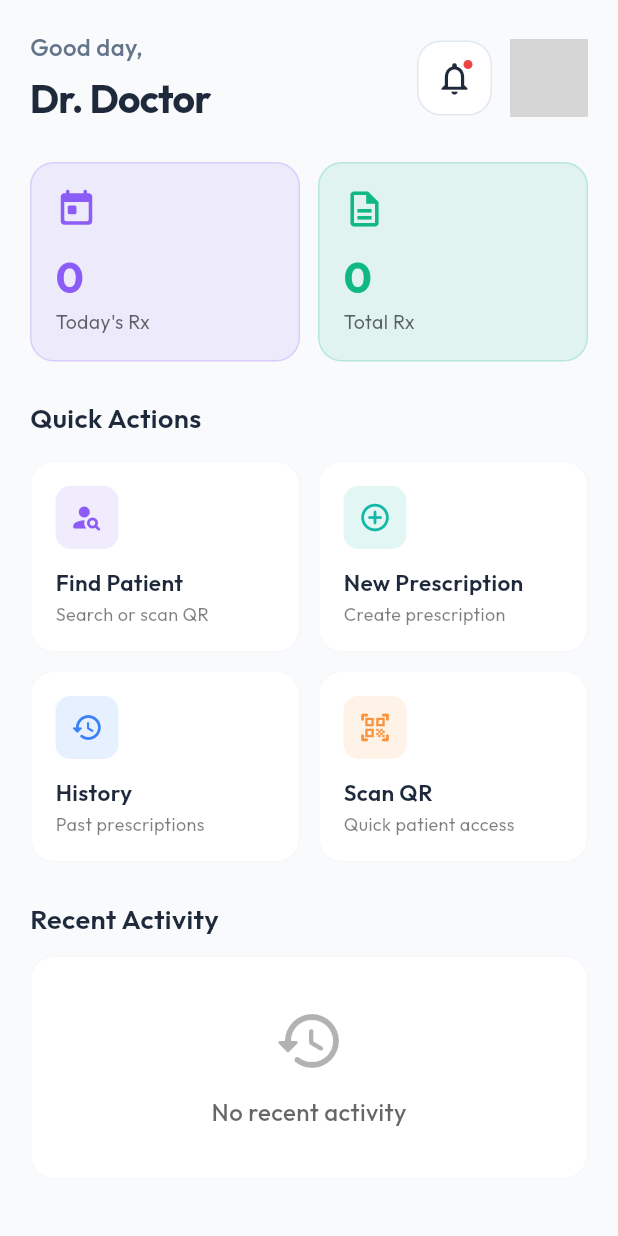
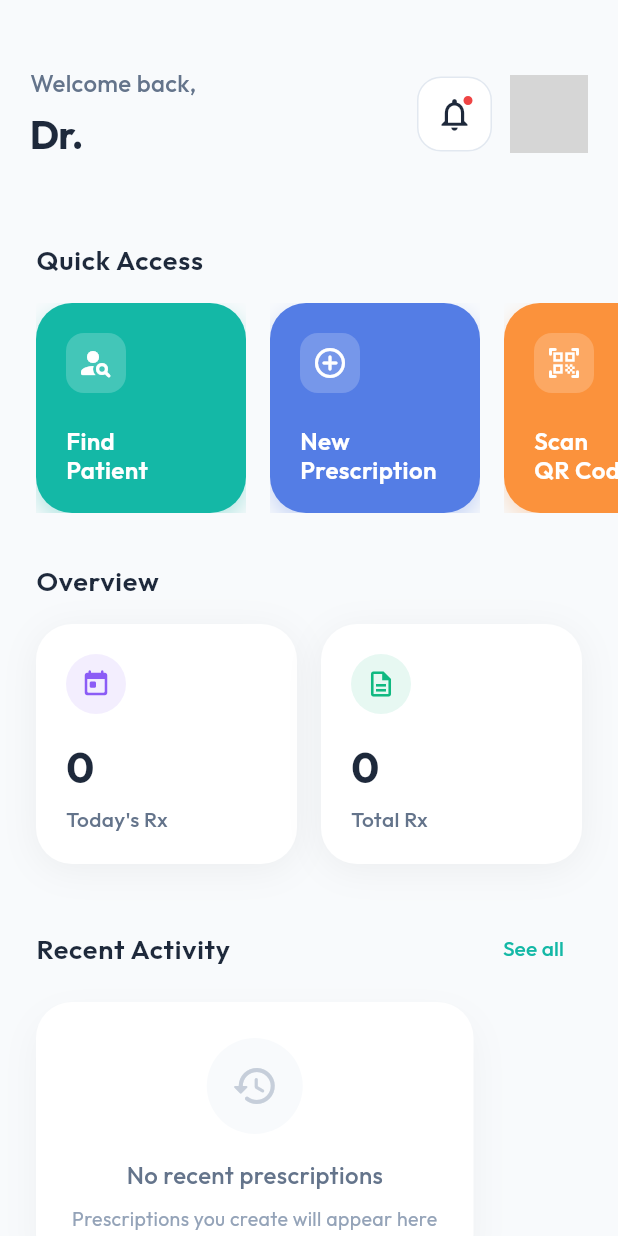
Before and after one commit to ankurrera/Biometrics_medical, a Flutter app: the DoctorDashboardScreen screen opened by its route, on a phone screen of 412 x 824 dp. Run offline on Flutter 3.47's test engine with Material 3 defaults, Android fonts, the phone set to English and light mode, and no system bars; our stand-ins replace flutter_dotenv, flutter_riverpod, flutter_secure_storage, go_router, google_fonts, image_picker and 4 more; missing offline and left inert: mobile_scanner; accounts and stored records are empty; network calls fail; grey boxes are pictures that could not be loaded.

Commit message:
Revamp doctor dashboard UI with modern cards
Replace generic QuickActionCard layout with custom modern quick-action and stat card widgets to match the reference design. Reorganize the screen into Header, Quick Access (horizontal solid blocks), Overview (clean white stat cards), and Recent Activity (styled empty state) sections; update paddings, background color, shadows and rounded corners. Navigation targets are preserved and providers for today's/total Rx remain unchanged. UI-focused changes only — no business logic modified.

```diff
--- a/lib/features/doctor/presentation/screens/doctor_dashboard_screen.dart
+++ b/lib/features/doctor/presentation/screens/doctor_dashboard_screen.dart
@@ -8,7 +8,8 @@ import '../../../../routing/route_names.dart';
 import '../../../../services/supabase_service.dart';
 import '../../../auth/providers/auth_provider.dart';
 import '../../../shared/presentation/widgets/dashboard_header.dart';
-import '../../../shared/presentation/widgets/quick_action_card.dart';
+// Note: We are building custom modern cards here to match the reference image exactly,
+// effectively replacing the generic QuickActionCard for this specific screen.
 
 final doctorTodayStatsProvider = FutureProvider<int>((ref) async {
   return await SupabaseService.instance.getTodaysPrescriptionCount();
@@ -28,6 +29,8 @@ class DoctorDashboardScreen extends ConsumerWidget {
     final totalStats = ref.watch(doctorTotalStatsProvider);
 
     return Scaffold(
+      // The reference uses a very light/clean background.
+      backgroundColor: Theme.of(context).scaffoldBackgroundColor,
       body: SafeArea(
         child: RefreshIndicator(
           onRefresh: () async {
@@ -36,149 +39,191 @@ class DoctorDashboardScreen extends ConsumerWidget {
           },
           child: SingleChildScrollView(
             physics: const AlwaysScrollableScrollPhysics(),
-            padding: AppSpacing.screenPadding,
+            padding: const EdgeInsets.symmetric(vertical: 24),
             child: Column(
               crossAxisAlignment: CrossAxisAlignment.start,
               children: [
-                // Header
-                DashboardHeader(
-                  greeting: 'Good day,',
-                  name: 'Dr. ${profile.valueOrNull?.fullName.isNotEmpty == true ? profile.valueOrNull!.fullName : 'Doctor'}',
-                  subtitle: 'Manage patients & prescriptions',
+                // 1. Header Section
+                Padding(
+                  padding: AppSpacing.screenPadding,
+                  child: DashboardHeader(
+                    greeting: 'Welcome back,',
+                    name: 'Dr. ${profile.valueOrNull?.fullName.split(' ').first ?? 'Williams'}',
+                    subtitle: 'Manage your patients',
                     roleColor: AppColors.doctor,
                   ),
-                const SizedBox(height: 24),
+                ),
+                const SizedBox(height: 32),
 
-                // Stats Row
-                Row(
+                // 2. Quick Access Section (Solid Blocks like Reference)
+                Padding(
+                  padding: const EdgeInsets.symmetric(horizontal: 24),
+                  child: const Text(
+                    'Quick Access',
+                    style: TextStyle(
+                      fontSize: 18,
+                      fontWeight: FontWeight.w600,
+                      letterSpacing: 0.5,
+                    ),
+                  ),
+                ),
+                const SizedBox(height: 16),
+                SingleChildScrollView(
+                  scrollDirection: Axis.horizontal,
+                  padding: const EdgeInsets.symmetric(horizontal: 24),
+                  child: Row(
+                    children: [
+                      _buildModernQuickAction(
+                        context,
+                        title: 'Find\nPatient',
+                        icon: Icons.person_search_rounded,
+                        color: AppColors.primary,
+                        onTap: () => context.push(RouteNames.doctorPatientLookup),
+                      ),
+                      const SizedBox(width: 16),
+                      _buildModernQuickAction(
+                        context,
+                        title: 'New\nPrescription',
+                        icon: Icons.add_circle_outline_rounded,
+                        color: const Color(0xFF547DE5), // Reference Image Blue
+                        onTap: () => context.push(RouteNames.doctorPatientLookup),
+                      ),
+                      const SizedBox(width: 16),
+                      _buildModernQuickAction(
+                        context,
+                        title: 'Scan\nQR Code',
+                        icon: Icons.qr_code_scanner_rounded,
+                        color: AppColors.accent,
+                        onTap: () => context.push(RouteNames.doctorPatientLookup),
+                      ),
+                      const SizedBox(width: 16),
+                      _buildModernQuickAction(
+                        context,
+                        title: 'History\nLog',
+                        icon: Icons.history_rounded,
+                        color: AppColors.secondary,
+                        onTap: () => context.push(RouteNames.doctorHistory),
+                      ),
+                    ],
+                  ),
+                ),
+                const SizedBox(height: 32),
+
+                // 3. Overview / Stats (Clean White Cards like Reference Screen 2)
+                Padding(
+                  padding: const EdgeInsets.symmetric(horizontal: 24),
+                  child: const Text(
+                    'Overview',
+                    style: TextStyle(
+                      fontSize: 18,
+                      fontWeight: FontWeight.w600,
+                      letterSpacing: 0.5,
+                    ),
+                  ),
+                ),
+                const SizedBox(height: 16),
+                Padding(
+                  padding: const EdgeInsets.symmetric(horizontal: 24),
+                  child: Row(
                     children: [
                       Expanded(
-                      child: _buildStatCard(
+                        child: _buildModernStatCard(
                           context,
-                        'Today\'s Rx',
-                        todayStats.valueOrNull?.toString() ?? '0',
-                        Icons.today_rounded,
-                        AppColors.doctor,
+                          label: 'Today\'s Rx',
+                          value: todayStats.valueOrNull?.toString() ?? '0',
+                          icon: Icons.today_rounded,
+                          iconColor: AppColors.doctor,
                         ),
                       ),
-                    const SizedBox(width: 12),
+                      const SizedBox(width: 16),
                       Expanded(
-                      child: _buildStatCard(
+                        child: _buildModernStatCard(
                           context,
-                        'Total Rx',
-                        totalStats.valueOrNull?.toString() ?? '0',
-                        Icons.description_outlined,
-                        AppColors.pharmacist,
+                          label: 'Total Rx',
+                          value: totalStats.valueOrNull?.toString() ?? '0',
+                          icon: Icons.description_outlined,
+                          iconColor: AppColors.pharmacist,
                         ),
                       ),
                     ],
                   ),
-                const SizedBox(height: 24),
+                ),
+                const SizedBox(height: 32),
 
-              // Quick Actions
-              const Text(
-                'Quick Actions',
-                style: TextStyle(
-                  fontSize: 18,
-                  fontWeight: FontWeight.w600,
-                ),
-              ),
-              const SizedBox(height: 16),
-              Row(
+                // 4. Recent Activity (Styled List Container)
+                Padding(
+                  padding: const EdgeInsets.symmetric(horizontal: 24),
+                  child: Row(
+                    mainAxisAlignment: MainAxisAlignment.spaceBetween,
                     children: [
-                  Expanded(
-                    child: QuickActionCard(
-                      icon: Icons.person_search_rounded,
-                      title: 'Find Patient',
-                      subtitle: 'Search or scan QR',
-                      color: AppColors.doctor,
-                      onTap: () {
-                        context.push(RouteNames.doctorPatientLookup);
-                      },
-                    ),
-                  ),
-                  const SizedBox(width: 12),
-                  Expanded(
-                    child: QuickActionCard(
-                      icon: Icons.add_circle_outline_rounded,
-                      title: 'New Prescription',
-                      subtitle: 'Create prescription',
-                      color: AppColors.primary,
-                      onTap: () {
-                        context.push(RouteNames.doctorPatientLookup);
-                      },
-                    ),
-                  ),
-                ],
-              ),
-              const SizedBox(height: 12),
-              Row(
-                children: [
-                  Expanded(
-                    child: QuickActionCard(
-                      icon: Icons.history_rounded,
-                      title: 'History',
-                      subtitle: 'Past prescriptions',
-                      color: AppColors.info,
-                      onTap: () {
-                        context.push(RouteNames.doctorHistory);
-                      },
-                    ),
-                  ),
-                  const SizedBox(width: 12),
-                  Expanded(
-                    child: QuickActionCard(
-                      icon: Icons.qr_code_scanner_rounded,
-                      title: 'Scan QR',
-                      subtitle: 'Quick patient access',
-                      color: AppColors.accent,
-                      onTap: () {
-                        context.push(RouteNames.doctorPatientLookup);
-                      },
-                    ),
-                  ),
-                ],
-              ),
-              const SizedBox(height: 24),
-
-              // Recent Activity
                       const Text(
                         'Recent Activity',
                         style: TextStyle(
                           fontSize: 18,
                           fontWeight: FontWeight.w600,
+                          letterSpacing: 0.5,
+                        ),
+                      ),
+                      TextButton(
+                        onPressed: () {}, // Navigate to full history if needed
+                        child: const Text('See all'),
+                      ),
+                    ],
                   ),
                 ),
                 const SizedBox(height: 12),
                 Container(
-                width: double.infinity,
-                padding: const EdgeInsets.all(32),
+                  margin: const EdgeInsets.symmetric(horizontal: 24),
+                  padding: const EdgeInsets.all(24),
                   decoration: BoxDecoration(
                     color: Theme.of(context).colorScheme.surface,
-                  borderRadius: BorderRadius.circular(16),
-                  border: Border.all(
-                    color: Theme.of(context).colorScheme.outline.withOpacity(0.3),
+                    borderRadius: BorderRadius.circular(24),
+                    boxShadow: [
+                      BoxShadow(
+                        color: Colors.black.withOpacity(0.04),
+                        blurRadius: 20,
+                        offset: const Offset(0, 10),
                       ),
+                    ],
                   ),
                   child: Column(
                     children: [
-                    Icon(
+                      // Empty State adapted to look like a placeholder for the list
+                      Container(
+                        padding: const EdgeInsets.all(16),
+                        decoration: BoxDecoration(
+                          color: AppColors.backgroundLight,
+                          shape: BoxShape.circle,
+                        ),
+                        child: Icon(
                           Icons.history_rounded,
-                      size: 48,
-                      color: Theme.of(context).colorScheme.onSurface.withOpacity(0.3),
+                          size: 32,
+                          color: AppColors.textLight.withOpacity(0.5),
                         ),
-                    const SizedBox(height: 12),
-                    Text(
-                      'No recent activity',
+                      ),
+                      const SizedBox(height: 16),
+                      const Text(
+                        'No recent prescriptions',
                         style: TextStyle(
                           fontSize: 16,
                           fontWeight: FontWeight.w500,
-                        color: Theme.of(context).colorScheme.onSurface.withOpacity(0.6),
+                          color: AppColors.textSecondary,
+                        ),
+                      ),
+                      const SizedBox(height: 8),
+                      Text(
+                        'Prescriptions you create will appear here',
+                        textAlign: TextAlign.center,
+                        style: TextStyle(
+                          fontSize: 13,
+                          color: AppColors.textLight,
                         ),
                       ),
                     ],
                   ),
                 ),
+                // Bottom padding for scroll
+                const SizedBox(height: 80),
               ],
             ),
           ),
@@ -187,40 +232,121 @@ class DoctorDashboardScreen extends ConsumerWidget {
     );
   }
 
-  Widget _buildStatCard(
-    BuildContext context,
-    String title,
-    String value,
-    IconData icon,
-    Color color,
-  ) {
+  // Matches the "Requests" / "Patients" solid buttons in reference
+  Widget _buildModernQuickAction(
+      BuildContext context, {
+        required String title,
+        required IconData icon,
+        required Color color,
+        required VoidCallback onTap,
+      }) {
+    return Material(
+      color: Colors.transparent,
+      child: InkWell(
+        onTap: onTap,
+        borderRadius: BorderRadius.circular(24),
+        child: Ink(
+          width: 140, // Fixed width for horizontal scrolling cards
+          height: 140, // Square aspect ratio like reference
+          padding: const EdgeInsets.all(20),
+          decoration: BoxDecoration(
+            color: color,
+            borderRadius: BorderRadius.circular(24),
+            boxShadow: [
+              BoxShadow(
+                color: color.withOpacity(0.3),
+                blurRadius: 12,
+                offset: const Offset(0, 6),
+              ),
+            ],
+          ),
+          child: Column(
+            mainAxisAlignment: MainAxisAlignment.spaceBetween,
+            crossAxisAlignment: CrossAxisAlignment.start,
+            children: [
+              Container(
+                padding: const EdgeInsets.all(8),
+                decoration: BoxDecoration(
+                  color: Colors.white.withOpacity(0.2),
+                  borderRadius: BorderRadius.circular(12),
+                ),
+                child: Icon(
+                  icon,
+                  color: Colors.white,
+                  size: 24,
+                ),
+              ),
+              Text(
+                title,
+                style: const TextStyle(
+                  color: Colors.white,
+                  fontSize: 16,
+                  fontWeight: FontWeight.w600,
+                  height: 1.2,
+                ),
+              ),
+            ],
+          ),
+        ),
+      ),
+    );
+  }
+
+  // Matches the clean white stats cards in reference (Screen 2)
+  Widget _buildModernStatCard(
+      BuildContext context, {
+        required String label,
+        required String value,
+        required IconData icon,
+        required Color iconColor,
+      }) {
+    final isDark = Theme.of(context).brightness == Brightness.dark;
+
     return Container(
-      padding: const EdgeInsets.all(16),
+      padding: const EdgeInsets.all(20),
       decoration: BoxDecoration(
-        color: color.withOpacity(0.1),
-        borderRadius: BorderRadius.circular(16),
-        border: Border.all(
-          color: color.withOpacity(0.2),
+        color: isDark ? const Color(0xFF1E293B) : Colors.white,
+        borderRadius: BorderRadius.circular(24),
+        boxShadow: [
+          BoxShadow(
+            color: Colors.black.withOpacity(0.05),
+            blurRadius: 20,
+            offset: const Offset(0, 4),
           ),
+        ],
       ),
       child: Column(
         crossAxisAlignment: CrossAxisAlignment.start,
         children: [
-          Icon(icon, color: color, size: 28),
-          const SizedBox(height: 12),
+          Row(
+            mainAxisAlignment: MainAxisAlignment.spaceBetween,
+            children: [
+              Container(
+                padding: const EdgeInsets.all(10),
+                decoration: BoxDecoration(
+                  color: iconColor.withOpacity(0.1),
+                  shape: BoxShape.circle,
+                ),
+                child: Icon(icon, color: iconColor, size: 20),
+              ),
+            ],
+          ),
+          const SizedBox(height: 16),
           Text(
             value,
             style: TextStyle(
               fontSize: 28,
               fontWeight: FontWeight.bold,
-              color: color,
+              color: isDark ? Colors.white : AppColors.textPrimary,
             ),
           ),
+          const SizedBox(height: 4),
           Text(
-            title,
-            style: TextStyle(
-              fontSize: 13,
-              color: Theme.of(context).colorScheme.onSurface.withOpacity(0.6),
+            label,
+            style: const TextStyle(
+              fontSize: 14,
+              color: AppColors.textSecondary,
+              fontWeight: FontWeight.w500,
             ),
           ),
         ],
```
Lines whose indentation alone changed are shown as unchanged.
